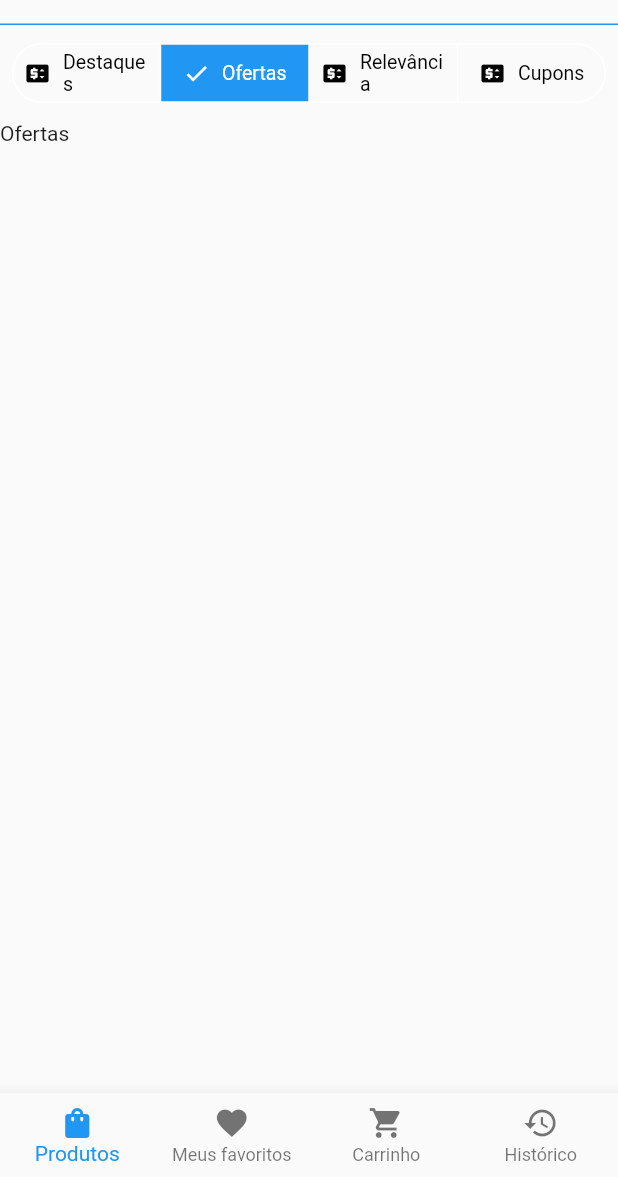
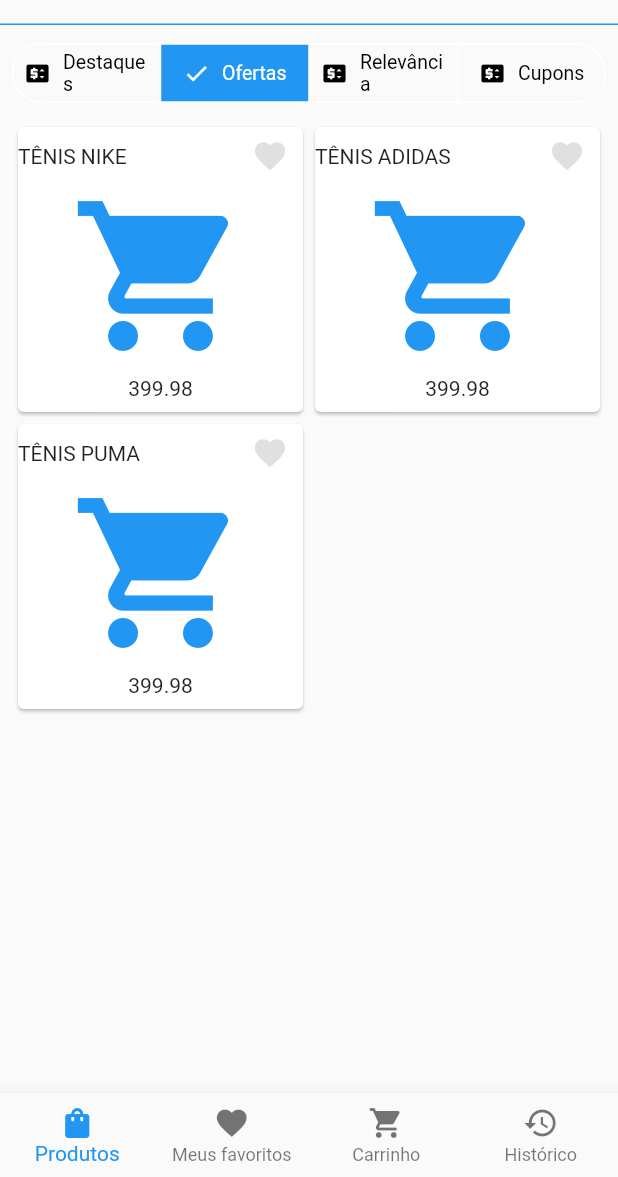
Before and after one commit to auguzsto/ecommerce, a Flutter app: the screen it shows after launch, after a tap on "Ofertas", on a phone screen of 412 x 824 dp, the part 59-1236 px from its top. Run offline on Flutter 3.47's test engine with Material 2 defaults, Android fonts, the phone set to English and light mode, and no system bars.

Commit message:
fix change page in navigation button

```diff
--- a/lib/src/app/base/base.dart
+++ b/lib/src/app/base/base.dart
@@ -1,6 +1,7 @@
 import 'package:ecommerce/src/app/base/constants/base_constants.dart';
 import 'package:ecommerce/src/app/base/controllers/base_controller.dart';
 import 'package:ecommerce/src/app/drawer/drawer.dart';
+import 'package:ecommerce/src/app/products/controller/segments_controller.dart';
 import 'package:ecommerce/src/app/products/pages/products_page.dart';
 import 'package:flutter/material.dart';
 import 'package:provider/provider.dart';
@@ -11,6 +12,8 @@ class BasePage extends StatelessWidget {
   @override
   Widget build(BuildContext context) {
     final baseController = Provider.of<BaseController>(context);
+    final segmentsController = Provider.of<SegmentsController>(context);
+
     final pageController = PageController();
 
     return Scaffold(
@@ -39,6 +42,7 @@ class BasePage extends StatelessWidget {
         onTap: (value) {
           baseController.changePage(value);
           pageController.jumpToPage(value);
+          segmentsController.selectedSegments = {0};
         },
         currentIndex: baseController.baseIndex,
         items: List.generate(
--- a/lib/src/app/products/pages/products_page.dart
+++ b/lib/src/app/products/pages/products_page.dart
@@ -1,11 +1,11 @@
 import 'package:ecommerce/src/app/products/controller/segments_controller.dart';
-import 'package:ecommerce/src/app/products/pages/segments/high_pages.dart';
+import 'package:ecommerce/src/app/products/pages/segments/offer_pages.dart';
 import 'package:ecommerce/src/app/products/widgets/segments_custom.dart';
 import 'package:flutter/material.dart';
 import 'package:provider/provider.dart';
 
 class ProductsPage extends StatelessWidget {
-  ProductsPage({super.key});
+  const ProductsPage({super.key});
 
   @override
   Widget build(BuildContext context) {
@@ -22,14 +22,17 @@ class ProductsPage extends StatelessWidget {
 
           //Pages segments
           Expanded(
-            child: PageView(
-              controller: segmentsController.pageController,
-              children: [
-                HighProductsPages(),
-                Text('Ofertas'),
-                Text('Revelância'),
-                Text('Cupons'),
-              ],
+            child: Padding(
+              padding: const EdgeInsets.only(left: 8, right: 8),
+              child: PageView(
+                controller: segmentsController.pageController,
+                children: const [
+                  Text('Destaques'),
+                  OffersProductsPages(),
+                  Text('Revelância'),
+                  Text('Cupons'),
+                ],
+              ),
             ),
           ),
         ],
--- a/lib/src/app/products/pages/segments/high_pages.dart
+++ b/lib/src/app/products/pages/segments/offer_pages.dart
@@ -1,15 +1,15 @@
 import 'package:ecommerce/src/shared/databases/products.dart';
 import 'package:flutter/material.dart';
 
-class HighProductsPages extends StatelessWidget {
-  const HighProductsPages({super.key});
+class OffersProductsPages extends StatelessWidget {
+  const OffersProductsPages({super.key});
 
   @override
   Widget build(BuildContext context) {
     return GridView.count(
       crossAxisCount: 2,
       children: List.generate(
-        products.length,
+        products.where((element) => element.priceOffer != 0).length,
         (index) => Card(
           child: Column(
             mainAxisAlignment: MainAxisAlignment.spaceEvenly,
--- a/lib/src/shared/databases/products.dart
+++ b/lib/src/shared/databases/products.dart
@@ -6,7 +6,7 @@ List<ProductsModel> _products = [
       name: 'Tênis Nike',
       description: 'Tênis maneiro',
       price: 399.98,
-      priceOffer: 329.99),
+      priceOffer: 0),
   ProductsModel(
       id: 2,
       name: 'Tênis Adidas',
@@ -24,7 +24,7 @@ List<ProductsModel> _products = [
       name: 'Tênis Vans',
       description: 'Tênis maneiro',
       price: 399.98,
-      priceOffer: 329.99),
+      priceOffer: 0),
   ProductsModel(
       id: 4,
       name: 'Tênis Vans',
```
